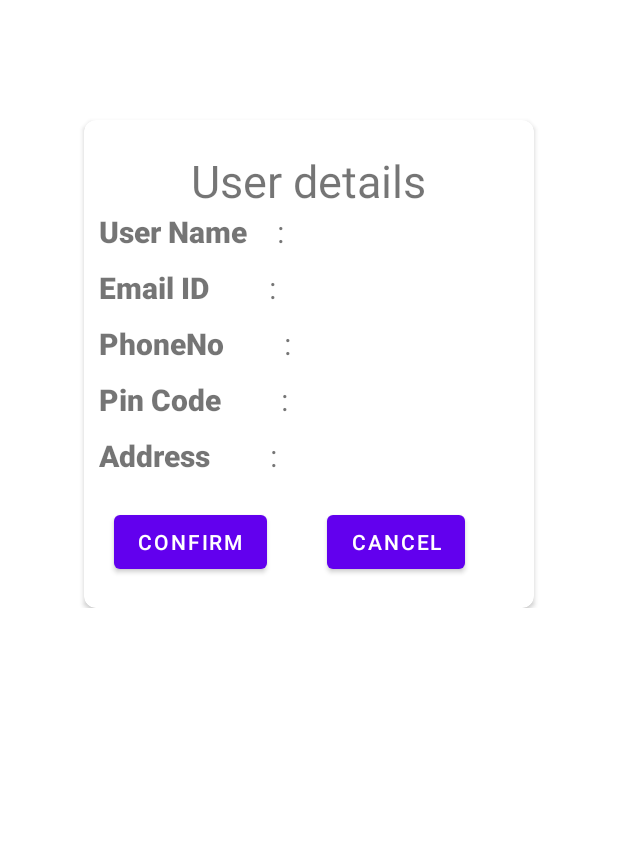
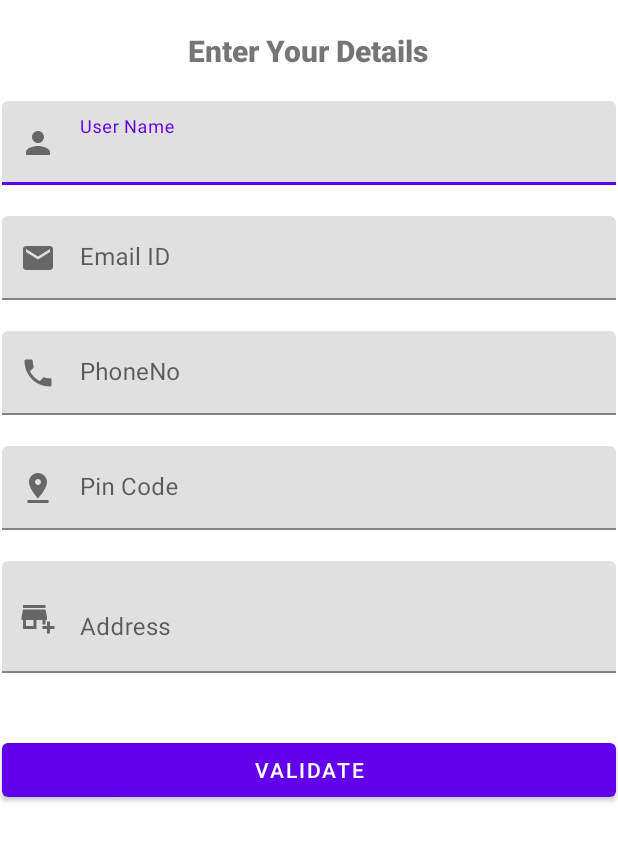
Before and after one commit to wenkey-everest/userInfo-android, an Android app: the screen it shows after launch (HomeActivity), on a phone screen of 412 x 824 dp, the part 367-1229 px from its top. Run offline under Robolectric (Android 15) with nearby library versions, the phone set to English and light mode, and no system bars.

Commit message:
Refactored Constants, Implemented parcelable

```diff
--- a/app/src/main/java/com/everest/userinfo/constants/Constants.kt
+++ b/app/src/main/java/com/everest/userinfo/constants/Constants.kt
@@ -1,17 +1,15 @@
 
-const val userName= "USER_NAME"
-const val email = "EMAIl"
-const val phone_number = "PHONE_NUMBER"
-const val pin_code = "PIN_CODE"
-const val address = "ADDRESS"
+const val USER_NAME= "USER_NAME"
+const val EMAIL = "EMAIl"
+const val PHONE_NUMBER = "PHONE_NUMBER"
+const val PIN_CODE = "PIN_CODE"
+const val ADDRESS = "ADDRESS"
 
 
-const val user_form = "USER_FORM"
-const val summery_card = "SUMMERY_CARD"
+const val USER_FORM_VISIBILITY = "USER_FORM_VISIBILITY"
+const val SUMMERY_CARD_VISIBILITY = "SUMMERY_CARD_VISIBILITY"
 
+const val USER_FORM = "USER_FORM"
+const val SUMMERY_CARD = "SUMMERY_CARD"
 
-const val userNameCd= "USER_NAME_CD"
-const val emailCd = "EMAIl_CD"
-const val phone_number_Cd = "PHONE_NUMBER_CD"
-const val pin_codeCd = "PIN_CODE_CD"
-const val addressCd = "ADDRESS_CD"
+const val USER = "USER"
--- a/app/src/main/res/layout/activity_home.xml
+++ b/app/src/main/res/layout/activity_home.xml
@@ -36,7 +36,7 @@
             android:layout_gravity="center"
             android:layout_marginTop="@dimen/cardView_margin_top"
             android:elevation="@dimen/cardView_elevation"
-            android:visibility="visible"
+            android:visibility="gone"
             app:cardCornerRadius="@dimen/cardView_corner_radius">
 
             <LinearLayout
@@ -230,7 +230,7 @@
             android:layout_width="match_parent"
             android:layout_height="wrap_content"
             android:orientation="vertical"
-            android:visibility="gone">
+            android:visibility="visible">
 
             <TextView
                 android:id="@+id/enter_details_title"
```
Also changed, not shown: app/src/main/java/com/everest/userinfo/ContactActivity.kt (+8 -14 lines), app/src/main/java/com/everest/userinfo/HomeActivity.kt (+45 -42 lines), app/src/main/java/com/everest/userinfo/models/User.kt (added, +15 -0 lines), app/src/main/java/com/everest/userinfo/validation/TextFieldValidation.kt (+4 -5 lines), 1 other file.
